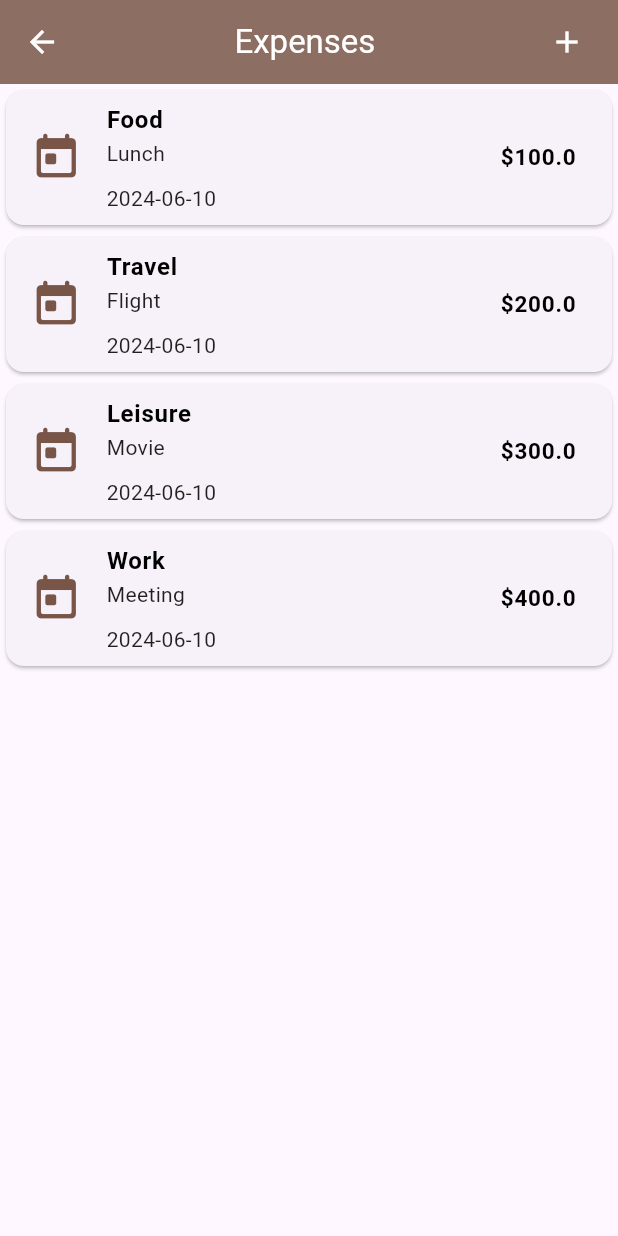
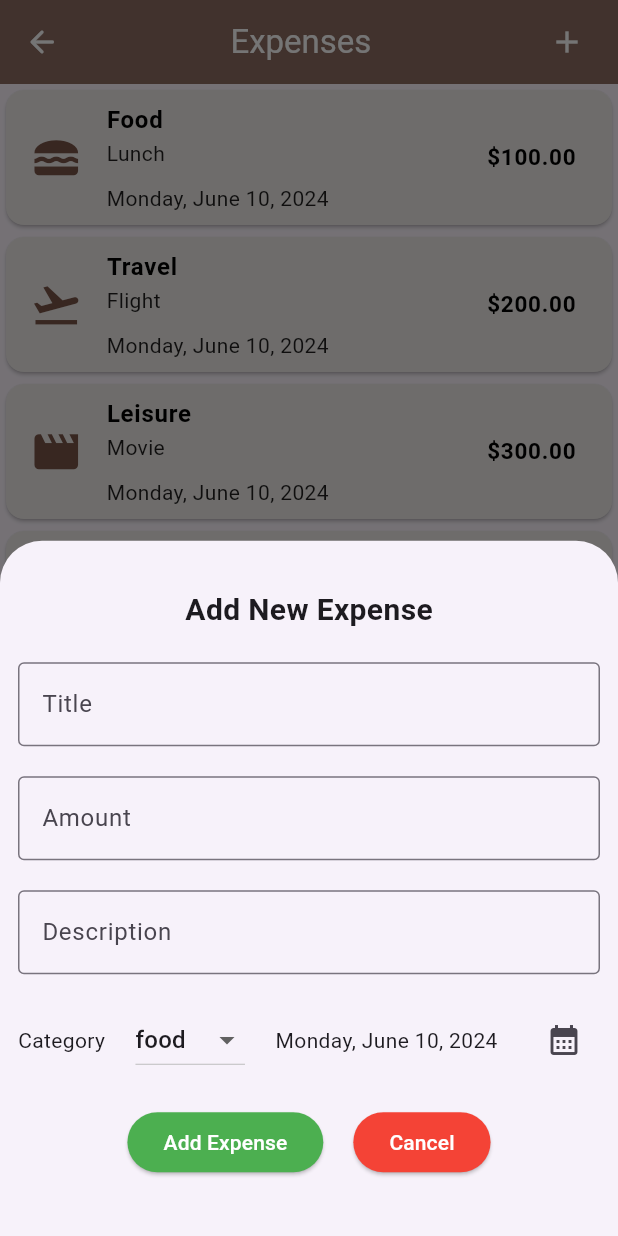
Before and after one commit to Sandu70one/expense_app, a Flutter app: the screen it shows after launch, after a tap on the "add" icon, on a phone screen of 412 x 824 dp. Run offline on Flutter 3.47's test engine with Material 3 defaults, Android fonts, the phone set to English and light mode, and no system bars.

Commit message:
UI features added
pop up modal, date picker, few validations. just a static app

```diff
--- a/lib/models/expense.dart
+++ b/lib/models/expense.dart
@@ -1,17 +1,34 @@
+import 'package:flutter/material.dart';
+import 'package:intl/intl.dart';
 import 'package:uuid/uuid.dart';
 
 //use uuid for create id for each expense
 final uuid = const Uuid().v4();
 
+//date format
+final formattedDate = DateFormat.yMMMMEEEEd();
+
 //enum for category
 enum Category { food, travel, leisure, work }
 
+//assign category icons
+final categoryIcons = {
+  Category.food: Icons.lunch_dining,
+  Category.travel: Icons.flight_takeoff,
+  Category.leisure: Icons.movie,
+  Category.work: Icons.work
+};
+
+
 class ExpenseModel {
+  //user defining attributes
   final String title;
   final double amount;
+  final String description;
+  final Category category;
   final DateTime date;
-  final Category category;
-  final String description;
+
+  //auto generate attribute values
   final String id;
 
   ExpenseModel(
@@ -21,4 +38,9 @@ class ExpenseModel {
       required this.category,
       required this.description})
       : id = uuid;
+
+  //define getter that format date, then you can use this function in parent widget with formatted date
+  String get getFormattedDate {
+    return formattedDate.format(date);
+  }
 }
--- a/lib/pages/expense.dart
+++ b/lib/pages/expense.dart
@@ -1,5 +1,6 @@
 import 'package:flutter/material.dart';
 import 'package:flutter_application_1/models/expense.dart';
+import 'package:flutter_application_1/widgets/add_new_expense_modal.dart';
 import 'package:flutter_application_1/widgets/expense_card_tile.dart';
 
 class Expenses extends StatefulWidget {
@@ -38,12 +39,21 @@ class _ExpensesState extends State<Expenses> {
         category: Category.work),
   ];
 
+//function to open a the modal sheet
+  void _openExpenseModal() {
+    showModalBottomSheet(
+        context: context,
+        builder: (context) {
+          return AddNewExpenseModal();
+        });
+  }
+
   @override
   Widget build(BuildContext context) {
     return Scaffold(
       appBar: AppBar(
         title: const Text(
-          'Expenses ',
+          'Expenses  ',
           style: TextStyle(color: Colors.white),
         ),
         centerTitle: true,
@@ -51,14 +61,14 @@ class _ExpensesState extends State<Expenses> {
         backgroundColor: Colors.brown[400],
         leading: IconButton(
           onPressed: () {},
-          icon: const Icon(Icons.arrow_back),
+          icon: const Icon(Icons.arrow_back_rounded),
           color: Colors.white,
         ),
         actions: [
           Container(
             margin: const EdgeInsets.only(right: 10),
             child: IconButton(
-              onPressed: () {},
+              onPressed: _openExpenseModal,
               icon: const Icon(Icons.add),
               color: Colors.white,
             ),
@@ -67,8 +77,9 @@ class _ExpensesState extends State<Expenses> {
       ),
       body: Column(
         children: [
-         ExpenseCardTile(expenseList: _expenseList,),
-
+          ExpenseCardTile(
+            expenseList: _expenseList,
+          ),
         ],
       ),
     );
--- /dev/null
+++ b/lib/widgets/add_new_expense_modal.dart
@@ -0,0 +1,194 @@
+// import 'package:flutter/foundation.dart';
+
+import 'package:flutter/material.dart';
+import 'package:flutter/widgets.dart';
+import 'package:flutter_application_1/models/expense.dart';
+
+
+class AddNewExpenseModal extends StatefulWidget {
+
+  const AddNewExpenseModal({super.key});
+
+  @override
+  State<AddNewExpenseModal> createState() => _AddNewExpenseModalState();
+}
+
+class _AddNewExpenseModalState extends State<AddNewExpenseModal> {
+  //add controllers
+  final _titleController = TextEditingController();
+  final _amountController = TextEditingController();
+  final _descriptionController = TextEditingController();
+
+  Category _selectedCategory = Category.food;
+
+  //date variables
+  final DateTime initialDate = DateTime.now();
+  //first - last dates are specify the range the user can select through the modal
+  final firstDate = DateTime(DateTime.now().year - 1, DateTime.now().month, DateTime.now().day);
+  final lastDate = DateTime(DateTime.now().year + 1, DateTime.now().month, DateTime.now().day);
+
+  DateTime _selectedDate = DateTime.now();
+
+  //date picker modal
+  Future<void> openDateModel() async {
+    try {
+      final pickedDate = await showDatePicker(context: context, firstDate: firstDate, lastDate: lastDate);
+      if (pickedDate != null && pickedDate != _selectedDate) {
+        setState(() {
+          _selectedDate = pickedDate;
+        });
+      }
+    } catch (error) {
+      print("Error in date picker: $error");
+    }
+  }
+
+  //add expense function
+  Future _addExpense() async {
+    final title = _titleController.text.trim();
+    final amount = double.tryParse(_amountController.text) ?? 0.0;
+    final description = _descriptionController.text.trim();
+
+    if (title.isEmpty || amount <= 0 || description.isEmpty) {
+      return(
+        showDialog(
+          context: context,
+          builder: (context) {
+            return AlertDialog(
+              title: const Text('Invalid Input'),
+              content: const Text('Please enter a valid title, amount and description.'),
+              actions: [
+                TextButton(
+                  onPressed: () {
+                    Navigator.pop(context);
+                  },
+                  child: const Text('Close'),
+                ),
+              ],
+            );
+          },
+        )
+
+      );
+    }
+
+    final newExpense = ExpenseModel(
+      title: title,
+      amount: amount,
+      date: _selectedDate,
+      category: _selectedCategory,
+      description: description,
+    );
+
+    //add the new expense to the list
+    // _expenseList.add(newExpense);
+
+    //close the modal
+    Navigator.pop(context);
+  }
+
+  @override
+  //dispose controllers
+  void dispose() {
+    super.dispose();
+    _titleController.dispose();
+    _amountController.dispose();
+    _descriptionController.dispose();
+  }
+
+  Widget build(BuildContext context) {
+    return Padding(
+      padding: const EdgeInsets.all(12.0),
+      child: Column(
+        children: [
+          const SizedBox(height: 20),
+          const Text(
+            'Add New Expense',
+            style: TextStyle(
+              fontSize: 20,
+              fontWeight: FontWeight.bold,
+            ),
+          ),
+          const SizedBox(height: 20),
+          TextField(
+            controller: _titleController,
+            decoration: const InputDecoration(
+              labelText: 'Title',
+              border: OutlineInputBorder(),
+            ),
+          ),
+          const SizedBox(height: 20),
+          TextField(
+            controller: _amountController,
+            decoration: const InputDecoration(
+              labelText: 'Amount',
+              border: OutlineInputBorder(),
+            ),
+            keyboardType: TextInputType.number,
+          ),
+          const SizedBox(height: 20),
+          TextField(
+            controller: _descriptionController,
+            decoration: const InputDecoration(
+              labelText: 'Description',
+              border: OutlineInputBorder(),
+            ),
+          ),
+          const SizedBox(height: 20),
+          Row(
+            mainAxisAlignment: MainAxisAlignment.spaceBetween,
+            children: [
+              const Text("Category"),
+              DropdownButton(
+                value: _selectedCategory,
+                //give the model's enum values of category for the drop down menu
+                items: Category.values
+                    .map((category) => DropdownMenuItem(
+                          child: Text(category.toString().split('.').last),
+                          //this value means the enum value selected in the drop down
+                          value: category,
+                        ))
+                    .toList(),
+                onChanged: (value) => {
+                  //controller value change each time when select the drop down menu values
+                  // print(_selectedCategory),
+                  setState(() {
+                    _selectedCategory = value as Category;
+                  })
+                },
+              ),
+              Text(formattedDate.format(_selectedDate)),
+              IconButton(
+                  onPressed: openDateModel, icon: Icon(Icons.calendar_month)),
+            ],
+          ),
+          const SizedBox(height: 20),
+          Row(
+            mainAxisAlignment: MainAxisAlignment.center,
+            children: [
+              ElevatedButton(
+                onPressed: _addExpense,
+                style: ElevatedButton.styleFrom(backgroundColor: Colors.green),
+                child: const Text(
+                  'Add Expense',
+                  style: TextStyle(color: Colors.white),
+                ),
+              ),
+              const SizedBox(width: 20),
+              ElevatedButton(
+                onPressed: () {
+                  Navigator.pop(context);
+                },
+                style: ElevatedButton.styleFrom(backgroundColor: Colors.red),
+                child: const Text(
+                  'Cancel',
+                  style: TextStyle(color: Colors.white),
+                ),
+              ),
+            ],
+          ),
+        ],
+      ),
+    );
+  }
+}
--- a/lib/widgets/expense_card_tile.dart
+++ b/lib/widgets/expense_card_tile.dart
@@ -14,6 +14,7 @@ class ExpenseCardTile extends StatelessWidget {
               itemCount: expenseList.length, //number of items in the list
               itemBuilder: (context, index) {
                 return Card(
+                  color: Colors.brown[50],
                   child: ListTile(
                     title: Text(
                       expenseList[index].title,
@@ -31,21 +32,21 @@ class ExpenseCardTile extends StatelessWidget {
                         ),
                         const SizedBox(height: 10),
                         Text(
-                          expenseList[index].date.toString().substring(0, 10),
+                          expenseList[index].getFormattedDate,
                           style: const TextStyle(color: Colors.black87),
                         ),
                       ],
                     ),
                     // ThreeLine: true,
                     selected: true,
-                    leading: const Icon(
-                      Icons.today_rounded,
+                    leading:  Icon(
+                      categoryIcons[expenseList[index].category],
                       color: Colors.brown,
                       size: 35,
                     ),
                     onTap: () {},
                     trailing: Text(
-                      '\$${expenseList[index].amount}',
+                     '\$${expenseList[index].amount.toStringAsFixed(2)}',
                       style: const TextStyle(
                           color: Colors.black,
                           fontWeight: FontWeight.bold,
--- a/pubspec.yaml
+++ b/pubspec.yaml
@@ -9,6 +9,7 @@ environment:
 dependencies:
   flutter:
     sdk: flutter
+  intl: ^0.19.0
   uuid: ^4.4.0
 
 dev_dependencies:
```
Also changed, not shown: pubspec.lock.
